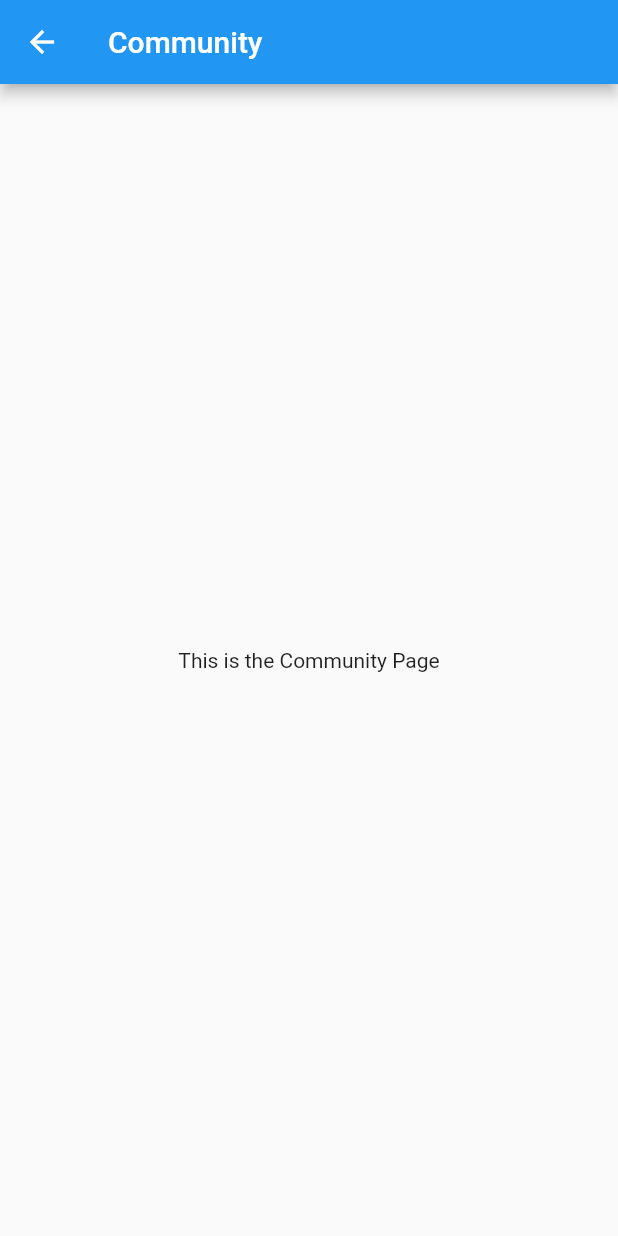
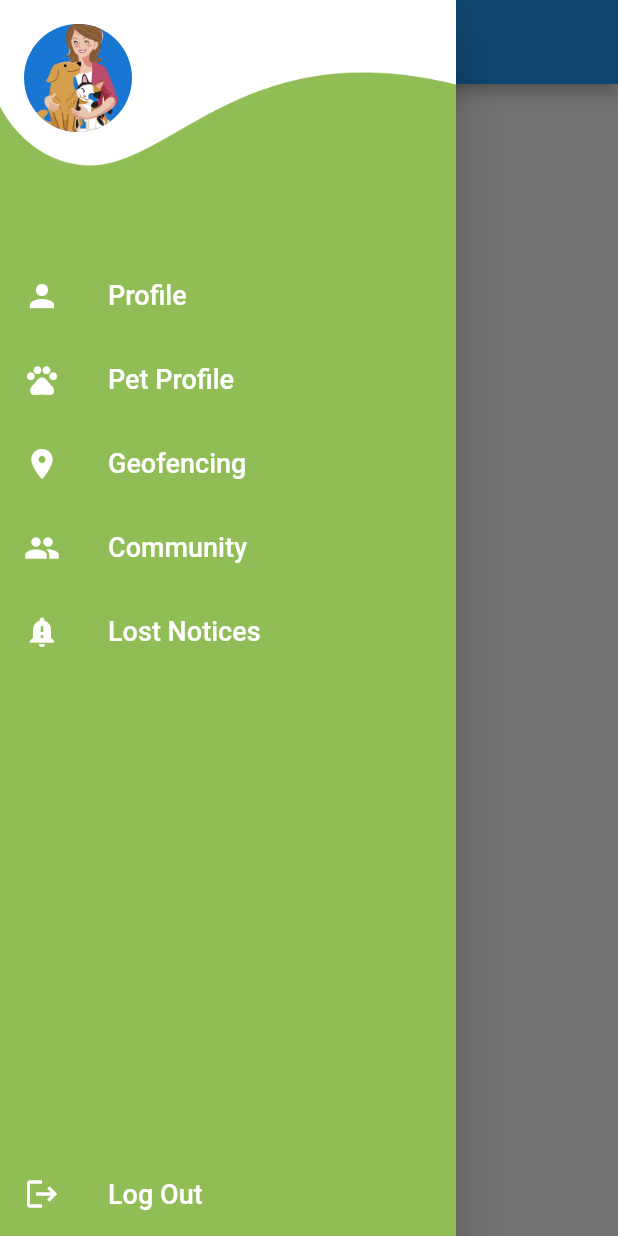
Before and after one commit to Dewchathu/petApp, a Flutter app: the CommunityPage screen opened directly, with the side drawer open (before the commit the screen has no drawer), on a phone screen of 412 x 824 dp. Run offline on Flutter 3.47's test engine with Material 2 defaults, Android fonts, the phone set to English and light mode, and no system bars.

Commit message:
update prifle.dart

```diff
--- a/lib/screens/PetProfile.dart
+++ b/lib/screens/PetProfile.dart
@@ -1,4 +1,6 @@
 import 'package:flutter/material.dart';
+
+import 'custom_drawer.dart';
 
 class PetProfilePage extends StatelessWidget {
   const PetProfilePage({super.key});
@@ -9,6 +11,7 @@ class PetProfilePage extends StatelessWidget {
       appBar: AppBar(
         title: const Text('Pet Profile'),
       ),
+      drawer: const CustomDrawer(),
       body: const Center(
         child: Text('This is the Pet Profile Page'),
       ),
--- a/lib/screens/community.dart
+++ b/lib/screens/community.dart
@@ -1,4 +1,6 @@
 import 'package:flutter/material.dart';
+
+import 'custom_drawer.dart';
 
 class CommunityPage extends StatelessWidget {
   const CommunityPage({super.key});
@@ -9,6 +11,7 @@ class CommunityPage extends StatelessWidget {
       appBar: AppBar(
         title: const Text('Community'),
       ),
+      drawer: const CustomDrawer(),
       body: const Center(
         child: Text('This is the Community Page'),
       ),
--- a/lib/screens/data.dart
+++ b/lib/screens/data.dart
@@ -18,8 +18,42 @@ class PetData {
   });
 }
 
+class Profile {
+  final String username;
+  final String mobile;
+  final String email;
+  final String password;
+  final String road;
+  final String city;
+  final String province;
+
+  Profile({
+    required this.username,
+    required this.mobile,
+    required this.email,
+    required this.password,
+    required this.road,
+    required this.city,
+    required this.province,
+  });
+}
+
 List<PetData> petList = [
   PetData(name: 'Fluffy', variant: 'Dog', age: 2, gender: Gender.male),
   PetData(name: 'Whiskers', variant: 'Cat', age: 3, gender: Gender.female),
   // Add more pet data as needed
 ];
+
+
+List<Profile> profiles = [
+  Profile(
+    username: 'john.doe',
+    email: 'john.doe@example.com',
+    password: '123456',
+    mobile: '+1234567890',
+    road: 'Sample Road',
+    city: 'Sample City',
+    province: 'Sample Province',
+  ),
+  // Add more profiles as needed
+];
--- a/lib/screens/geoFencing.dart
+++ b/lib/screens/geoFencing.dart
@@ -1,4 +1,6 @@
 import 'package:flutter/material.dart';
+
+import 'custom_drawer.dart';
 
 class GeoFencingPage extends StatelessWidget {
   const GeoFencingPage({super.key});
@@ -9,6 +11,7 @@ class GeoFencingPage extends StatelessWidget {
       appBar: AppBar(
         title: const Text('GeoFencing'),
       ),
+      drawer: const CustomDrawer(),
       body: const Center(
         child: Text('This is the GeoFencing Page'),
       ),
--- a/lib/screens/lostNotices.dart
+++ b/lib/screens/lostNotices.dart
@@ -1,4 +1,6 @@
 import 'package:flutter/material.dart';
+
+import 'custom_drawer.dart';
 
 class LostNoticesPage extends StatelessWidget {
   const LostNoticesPage({super.key});
@@ -9,6 +11,7 @@ class LostNoticesPage extends StatelessWidget {
       appBar: AppBar(
         title: const Text('Lost Notices'),
       ),
+      drawer: const CustomDrawer(),
       body: const Center(
         child: Text('This is the Lost Notices Page'),
       ),
```
Also changed, not shown: lib/screens/profile.dart (+93 -4 lines).
